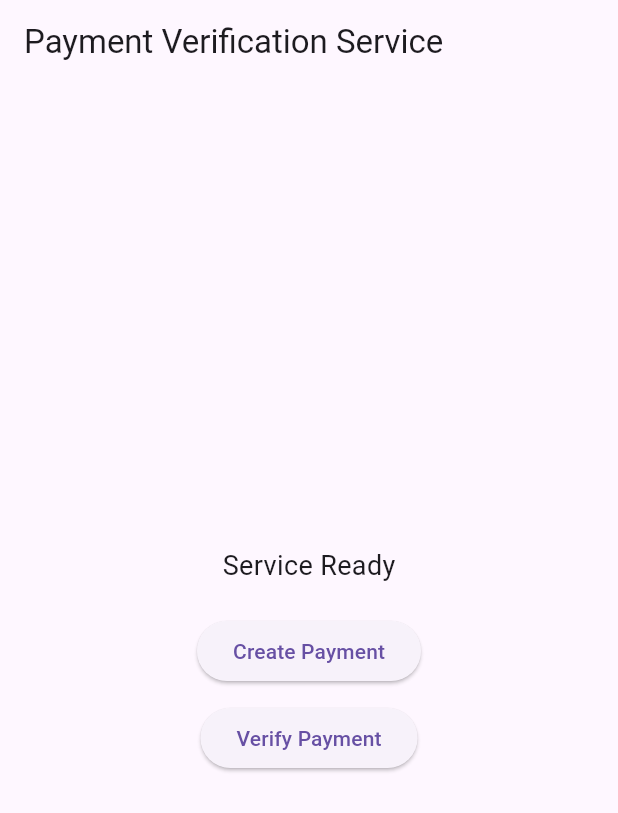
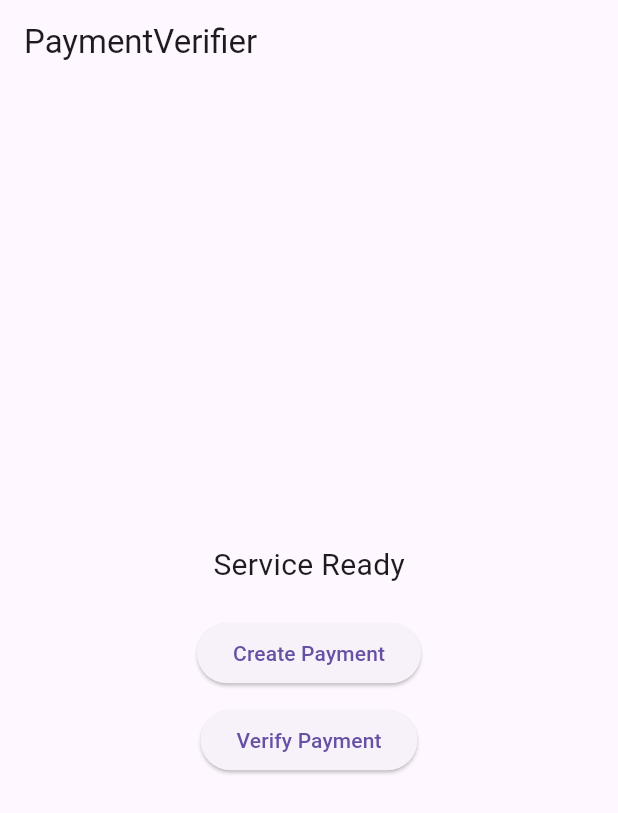
Before and after one commit to itszack0099-droid/payment-verification-service, a Flutter app: the screen it shows after launch, on a phone screen of 412 x 824 dp. Shown: the top 813 px of the screen. Run offline on Flutter 3.47's test engine with Material 3 defaults, Android fonts, the phone set to English and light mode, and no system bars; our stand-ins replace permission_handler, supabase_flutter; missing offline and left inert: notification_listener_service; accounts and stored records are empty.

Commit message:
Update home_screen.dart

```diff
--- a/lib/screens/home_screen.dart
+++ b/lib/screens/home_screen.dart
@@ -14,47 +14,37 @@ class _HomeScreenState extends State<HomeScreen> {
   void initState() {
     super.initState();
 
-    Future.delayed(
-      const Duration(milliseconds: 500),
-      checkNotificationPermission,
-    );
+    // Run after UI loads
+    WidgetsBinding.instance.addPostFrameCallback((_) {
+      checkPermission();
+    });
   }
 
-  Future<void> checkNotificationPermission() async {
-
+  Future<void> checkPermission() async {
     var status = await Permission.notification.status;
 
     if (!status.isGranted) {
       showPermissionDialog();
     }
-
   }
 
   void showPermissionDialog() {
-
     showDialog(
       context: context,
       barrierDismissible: false,
       builder: (context) {
-
         return AlertDialog(
-          title: const Text(
-            "Notification Permission",
-          ),
-
+          title: const Text("Notification Permission"),
           content: const Text(
             "Notification permission is required for payment verification.",
           ),
-
           actions: [
-
             TextButton(
               onPressed: () {
                 Navigator.pop(context);
               },
               child: const Text("Deny"),
             ),
-
             ElevatedButton(
               onPressed: () async {
                 await openAppSettings();
@@ -62,40 +52,30 @@ class _HomeScreenState extends State<HomeScreen> {
               },
               child: const Text("Allow"),
             ),
-
           ],
-
         );
-
       },
-
     );
-
   }
 
   @override
   Widget build(BuildContext context) {
 
+    // THIS guarantees screen never blank
+
     return Scaffold(
-
       appBar: AppBar(
-        title: const Text(
-          "Payment Verification Service",
-        ),
+        title: const Text("PaymentVerifier"),
       ),
 
       body: Center(
         child: Column(
-
           mainAxisAlignment: MainAxisAlignment.center,
-
           children: [
 
             const Text(
               "Service Ready",
-              style: TextStyle(
-                fontSize: 18,
-              ),
+              style: TextStyle(fontSize: 20),
             ),
 
             const SizedBox(height: 20),
@@ -104,9 +84,7 @@ class _HomeScreenState extends State<HomeScreen> {
               onPressed: () {
                 print("Create Payment clicked");
               },
-              child: const Text(
-                "Create Payment",
-              ),
+              child: const Text("Create Payment"),
             ),
 
             const SizedBox(height: 10),
@@ -115,18 +93,12 @@ class _HomeScreenState extends State<HomeScreen> {
               onPressed: () {
                 print("Verify Payment clicked");
               },
-              child: const Text(
-                "Verify Payment",
-              ),
+              child: const Text("Verify Payment"),
             ),
 
           ],
-
         ),
       ),
-
     );
-
   }
-
 }
```
